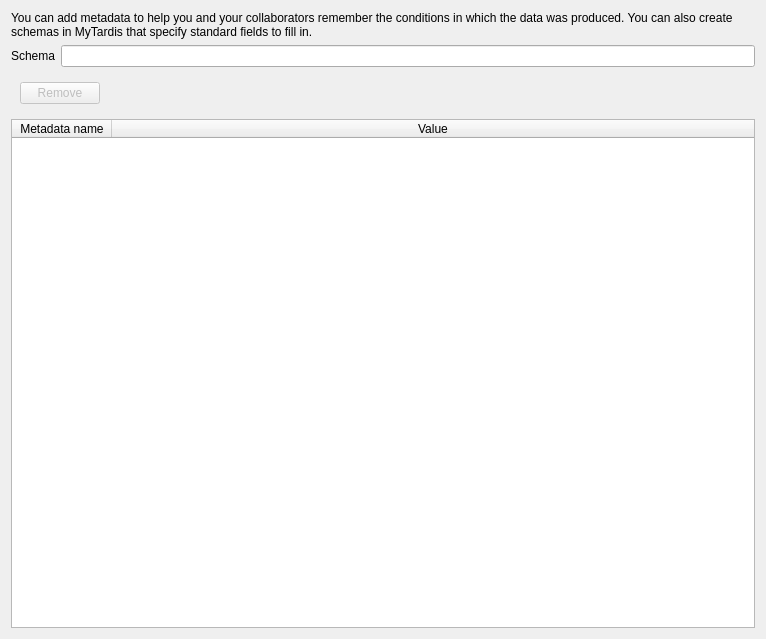
Old version of the form ime/ui/ui_metadata_tab.ui in the repository UoA-eResearch/mytardis_ime.
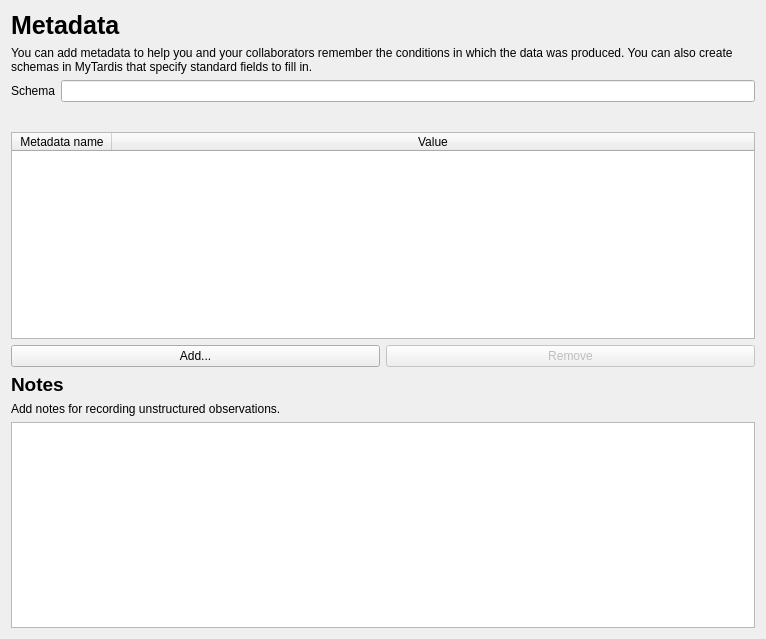
New version of the form.

Commit message: Add initial notes field

```diff
--- a/ime/ui/ui_metadata_tab.ui
+++ b/ime/ui/ui_metadata_tab.ui
@@ -20,6 +20,20 @@
    <string>Form</string>
   </property>
   <layout class="QVBoxLayout" name="verticalLayout">
+   <item>
+    <widget class="QLabel" name="label_3">
+     <property name="font">
+      <font>
+       <pointsize>19</pointsize>
+       <weight>75</weight>
+       <bold>true</bold>
+      </font>
+     </property>
+     <property name="text">
+      <string>Metadata</string>
+     </property>
+    </widget>
+   </item>
    <item>
     <widget class="QLabel" name="label">
      <property name="text">
@@ -46,31 +60,7 @@
    </item>
    <item>
     <widget class="QWidget" name="widget" native="true">
-     <layout class="QHBoxLayout" name="horizontalLayout_2">
-      <item>
-       <widget class="QPushButton" name="remove_rows_btn">
-        <property name="enabled">
-         <bool>false</bool>
-        </property>
-        <property name="text">
-         <string>Remove</string>
-        </property>
-       </widget>
-      </item>
-      <item>
-       <spacer name="horizontalSpacer">
-        <property name="orientation">
-         <enum>Qt::Horizontal</enum>
-        </property>
-        <property name="sizeHint" stdset="0">
-         <size>
-          <width>40</width>
-          <height>20</height>
-         </size>
-        </property>
-       </spacer>
-      </item>
-     </layout>
+     <layout class="QHBoxLayout" name="horizontalLayout_2"/>
     </widget>
    </item>
    <item>
@@ -96,6 +86,51 @@
      </column>
     </widget>
    </item>
+   <item>
+    <layout class="QHBoxLayout" name="horizontalLayout_3">
+     <item>
+      <widget class="QPushButton" name="add_row_btn">
+       <property name="text">
+        <string>Add...</string>
+       </property>
+      </widget>
+     </item>
+     <item>
+      <widget class="QPushButton" name="remove_rows_btn">
+       <property name="enabled">
+        <bool>false</bool>
+       </property>
+       <property name="text">
+        <string>Remove</string>
+       </property>
+      </widget>
+     </item>
+    </layout>
+   </item>
+   <item>
+    <widget class="QLabel" name="label_2">
+     <property name="font">
+      <font>
+       <pointsize>14</pointsize>
+       <weight>75</weight>
+       <bold>true</bold>
+      </font>
+     </property>
+     <property name="text">
+      <string>Notes</string>
+     </property>
+    </widget>
+   </item>
+   <item>
+    <widget class="QLabel" name="label_4">
+     <property name="text">
+      <string>Add notes for recording unstructured observations.</string>
+     </property>
+    </widget>
+   </item>
+   <item>
+    <widget class="QTextEdit" name="notes_textedit"/>
+   </item>
   </layout>
  </widget>
  <resources/>
```
The commit also changes 4 other files.
